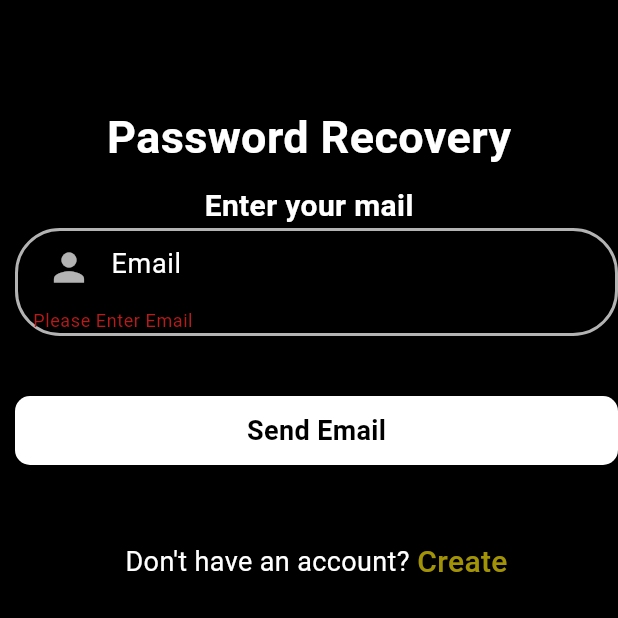
After one commit to shanto-nath/final-project-section-2-Group-1, a Flutter app: the ForgotPassword screen opened directly, after a tap on "Send Email", on a phone screen of 412 x 824 dp, the top half of it. The commit adds this screen. Run offline on Flutter 3.47's test engine with Material 3 defaults, Android fonts, the phone set to English and light mode, and no system bars; our stand-ins replace curved_navigation_bar, firebase_auth, firebase_core; accounts and stored records are empty.

Commit message:
Forgot Pass Page

```diff
--- /dev/null
+++ b/lib/pages/forgotpassword.dart
@@ -0,0 +1,172 @@
+import 'dart:math';
+
+import 'package:firebase_auth/firebase_auth.dart';
+import 'package:flutter/material.dart';
+import 'package:testproject/pages/signup.dart';
+
+
+class ForgotPassword extends StatefulWidget {
+  const ForgotPassword({super.key});
+
+  @override
+  State<ForgotPassword> createState() => _ForgotPasswordState();
+}
+
+class _ForgotPasswordState extends State<ForgotPassword> {
+  TextEditingController mailcontroller = new TextEditingController();
+
+  String email = "";
+
+  final _formkey = GlobalKey<FormState>();
+
+  resetPassword() async {
+    try {
+      await FirebaseAuth.instance.sendPasswordResetEmail(email: email);
+      ScaffoldMessenger.of(context).showSnackBar(SnackBar(
+          content: Text(
+        "Password Reset Email has been sent !",
+        style: TextStyle(fontSize: 18.0),
+      )));
+    } on FirebaseAuthException catch (e) {
+      if (e.code == "user-not-found") {
+        ScaffoldMessenger.of(context).showSnackBar(SnackBar(
+            content: Text(
+          "No user found for that email.",
+          style: TextStyle(fontSize: 18.0),
+        )));
+      }
+    }
+  }
+
+  @override
+  Widget build(BuildContext context) {
+    return Scaffold(
+      backgroundColor: Colors.black,
+      body: Container(
+        child: Column(
+          children: [
+            SizedBox(
+              height: 70.0,
+            ),
+            Container(
+              alignment: Alignment.topCenter,
+              child: Text(
+                "Password Recovery",
+                style: TextStyle(
+                    color: Colors.white,
+                    fontSize: 30.0,
+                    fontWeight: FontWeight.bold),
+              ),
+            ),
+            SizedBox(
+              height: 10.0,
+            ),
+            Text(
+              "Enter your mail",
+              style: TextStyle(
+                  color: Colors.white,
+                  fontSize: 20.0,
+                  fontWeight: FontWeight.bold),
+            ),
+            Expanded(
+                child: Form(
+                  key: _formkey,
+                    child: Padding(
+              padding: EdgeInsets.only(left: 10.0),
+              child: ListView(
+                children: [
+                  Container(
+                    padding: EdgeInsets.only(left: 10.0),
+                    decoration: BoxDecoration(
+                      border: Border.all(color: Colors.white70, width: 2.0),
+                      borderRadius: BorderRadius.circular(30),
+                    ),
+                    child: TextFormField(
+                      controller: mailcontroller,
+                      validator: (value) {
+                        if (value == null || value.isEmpty) {
+                          return 'Please Enter Email';
+                        }
+                        return null;
+                      },
+                      style: TextStyle(color: Colors.white),
+                      decoration: InputDecoration(
+                          hintText: "Email",
+                          hintStyle:
+                              TextStyle(fontSize: 18.0, color: Colors.white),
+                          prefixIcon: Icon(
+                            Icons.person,
+                            color: Colors.white70,
+                            size: 30.0,
+                          ),
+                          border: InputBorder.none),
+                    ),
+                  ),
+                  SizedBox(
+                    height: 40.0,
+                  ),
+                  GestureDetector(
+                    onTap: (){
+                    if(_formkey.currentState!.validate()){
+                      setState(() {
+                        email= mailcontroller.text;
+                      });
+                      resetPassword();
+                    }
+                    },
+                    child: Container(
+                      width: 140,
+                      padding: EdgeInsets.all(10),
+                      decoration: BoxDecoration(
+                          color: Colors.white,
+                          borderRadius: BorderRadius.circular(10)),
+                      child: Center(
+                        child: Text(
+                          "Send Email",
+                          style: TextStyle(
+                              color: Colors.black,
+                              fontSize: 18.0,
+                              fontWeight: FontWeight.bold),
+                        ),
+                      ),
+                    ),
+                  ),
+                  SizedBox(
+                    height: 50.0,
+                  ),
+                  Row(
+                    mainAxisAlignment: MainAxisAlignment.center,
+                    children: [
+                      Text(
+                        "Don't have an account?",
+                        style: TextStyle(fontSize: 18.0, color: Colors.white),
+                      ),
+                      SizedBox(
+                        width: 5.0,
+                      ),
+                      GestureDetector(
+                        onTap: () {
+                          Navigator.push(
+                              context,
+                              MaterialPageRoute(
+                                  builder: (context) => Signup()));
+                        },
+                        child: Text(
+                          "Create",
+                          style: TextStyle(
+                              color: Color.fromARGB(225, 184, 166, 6),
+                              fontSize: 20.0,
+                              fontWeight: FontWeight.w500),
+                        ),
+                      )
+                    ],
+                  )
+                ],
+              ),
+            ))),
+          ],
+        ),
+      ),
+    );
+  }
+}
--- a/lib/pages/login.dart
+++ b/lib/pages/login.dart
@@ -12,38 +12,41 @@
 }
 
 class _LogInState extends State<LogIn> {
+  String email = "", password = "";
 
-  String email="", password="";
+  final _formkey = GlobalKey<FormState>();
 
-  final _formkey= GlobalKey<FormState>();
+  TextEditingController usermailcontroller = new TextEditingController();
+  TextEditingController userpasswordcontroller = new TextEditingController();
 
-
-TextEditingController usermailcontroller= new TextEditingController();
-TextEditingController userpasswordcontroller= new TextEditingController();
-
-userLogin()async{
-  try{
-    await FirebaseAuth.instance.
-    signInWithEmailAndPassword(email: email, password: password);
-  }on FirebaseAuthException catch(e){
-    if(e.code=="User-not-found"){
-      ScaffoldMessenger.of(context).showSnackBar(SnackBar(
+  userLogin() async {
+    try {
+      await FirebaseAuth.instance.signInWithEmailAndPassword(
+        email: email,
+        password: password,
+      );
+    } on FirebaseAuthException catch (e) {
+      if (e.code == "User-not-found") {
+        ScaffoldMessenger.of(context).showSnackBar(
+          SnackBar(
             content: Text(
               "No User Found for that Email",
               style: TextStyle(fontSize: 18.0, color: Colors.black),
-           )));
-    }else if(e.code=="wrong-password"){
-        ScaffoldMessenger.of(context).showSnackBar(SnackBar(
+            ),
+          ),
+        );
+      } else if (e.code == "wrong-password") {
+        ScaffoldMessenger.of(context).showSnackBar(
+          SnackBar(
             content: Text(
               "Wrong Password Provided by User",
               style: TextStyle(fontSize: 18.0, color: Colors.black),
-           )));
+            ),
+          ),
+        );
       }
     }
   }
-
-
-
 
   @override
   Widget build(BuildContext context) {
@@ -63,17 +66,32 @@
               ),
             ),
             Container(
-              margin: EdgeInsets.only(top: MediaQuery.of(context).size.height/3),
-              height: MediaQuery.of(context).size.height/2,
+              margin: EdgeInsets.only(
+                top: MediaQuery.of(context).size.height / 3,
+              ),
+              height: MediaQuery.of(context).size.height / 2,
               width: MediaQuery.of(context).size.width,
-              decoration: BoxDecoration(color: Colors.white, borderRadius: BorderRadius.only(topLeft: Radius.circular(40), topRight: Radius.circular(40))),
+              decoration: BoxDecoration(
+                color: Colors.white,
+                borderRadius: BorderRadius.only(
+                  topLeft: Radius.circular(40),
+                  topRight: Radius.circular(40),
+                ),
+              ),
               child: Text(''),
             ),
             Container(
               margin: EdgeInsets.only(top: 60.0, left: 20.0, right: 20.0),
-              child: Column(children: [
-                Center(child: Image.asset("images/logo.png", width: MediaQuery.of(context).size.width/1.5, fit: BoxFit.cover,)),
-                SizedBox(height: 50.0,),
+              child: Column(
+                children: [
+                  Center(
+                    child: Image.asset(
+                      "images/logo.png",
+                      width: MediaQuery.of(context).size.width / 1.5,
+                      fit: BoxFit.cover,
+                    ),
+                  ),
+                  SizedBox(height: 50.0),
 
                   Material(
                     elevation: 5.0,
@@ -81,23 +99,24 @@
                     child: Container(
                       padding: EdgeInsets.only(left: 20.0, right: 20.0),
                       width: MediaQuery.of(context).size.width,
-                    height: MediaQuery.of(context).size.height/2,
-                    decoration: BoxDecoration(color: Colors.white, borderRadius: BorderRadius.circular(20)),
+                      height: MediaQuery.of(context).size.height / 2,
+                      decoration: BoxDecoration(
+                        color: Colors.white,
+                        borderRadius: BorderRadius.circular(20),
+                      ),
                       child: Form(
                         key: _formkey,
                         child: Column(
                           children: [
-                        SizedBox(
-                          height: 30.0,
-                          ),
+                            SizedBox(height: 30.0),
                             Text(
                               'Login',
                               style: AppWidget.HeadlineTextFieldStyle(),
                             ),
                             TextFormField(
                               controller: usermailcontroller,
-                        validator: (value){
-                          if(value==null|| value.isEmpty){
+                              validator: (value) {
+                                if (value == null || value.isEmpty) {
                                   return "Please Enter Password";
                                 }
                                 return null;
@@ -105,12 +124,13 @@
                               decoration: InputDecoration(
                                 hintText: 'Email',
                                 hintStyle: AppWidget.semibooldTextFieldStyle(),
-                          prefixIcon: Icon(Icons.email_outlined)),
+                                prefixIcon: Icon(Icons.email_outlined),
+                              ),
                             ),
                             TextFormField(
                               controller: userpasswordcontroller,
-                        validator: (value){
-                          if(value==null|| value.isEmpty){
+                              validator: (value) {
+                                if (value == null || value.isEmpty) {
                                   return "Please Enter Password";
                                 }
                                 return null;
@@ -119,46 +139,81 @@
                               decoration: InputDecoration(
                                 hintText: 'Password',
                                 hintStyle: AppWidget.semibooldTextFieldStyle(),
-                          prefixIcon: Icon(Icons.password)),
+                                prefixIcon: Icon(Icons.password),
+                              ),
                             ),
 
-                      SizedBox(height: 20.0,),
+                            SizedBox(height: 20.0),
                             Container(
                               alignment: Alignment.topRight,
-                        child: Text("Forgot Password?", style: AppWidget.semibooldTextFieldStyle(),)),
-                        SizedBox(height: 20.0,),
-                        Material(
+                              child: Text(
+                                "Forgot Password?",
+                                style: AppWidget.semibooldTextFieldStyle(),
+                              ),
+                            ),
+                            SizedBox(height: 20.0),
+                            GestureDetector(
+                              onTap: () {
+                                if (_formkey.currentState!.validate()) {
+                                  setState(() {
+                                    email = usermailcontroller.text;
+
+                                    password = userpasswordcontroller.text;
+                                  });
+                                }
+                                userLogin();
+                              },
+
+                              child: Material(
                                 elevation: 5.0,
                                 borderRadius: BorderRadius.circular(20),
                                 child: Container(
                                   padding: EdgeInsets.symmetric(vertical: 8.0),
                                   width: 200,
-                            decoration: BoxDecoration(color: Color(0Xffff5722), borderRadius: BorderRadius.circular(20)),
-                            child: Center(child: Text("LOGIN", style: TextStyle(color: Colors.white, fontSize: 18.0, fontFamily: 'Poppins1', fontWeight: FontWeight.bold),
-                            )),
+                                  decoration: BoxDecoration(
+                                    color: Color(0Xffff5722),
+                                    borderRadius: BorderRadius.circular(20),
+                                  ),
+                                  child: Center(
+                                    child: Text(
+                                      "LOGIN",
+                                      style: TextStyle(
+                                        color: Colors.white,
+                                        fontSize: 18.0,
+                                        fontFamily: 'Poppins1',
+                                        fontWeight: FontWeight.bold,
                                       ),
                                     ),
-                        SizedBox(height: 70.0,),
+                                  ),
+                                ),
+                              ),
+                            ),
+                            SizedBox(height: 70.0),
                             GestureDetector(
-                          onTap: (){
+                              onTap: () {
                                 Navigator.push(
                                   context,
-                            MaterialPageRoute(builder: (context) => Signup()),
+                                  MaterialPageRoute(
+                                    builder: (context) => Signup(),
+                                  ),
                                 );
                               },
-                          child: Text("Don't have an account? Sign Up", style: AppWidget.semibooldTextFieldStyle(),))
+                              child: Text(
+                                "Don't have an account? Sign Up",
+                                style: AppWidget.semibooldTextFieldStyle(),
+                              ),
+                            ),
                           ],
                         ),
                       ),
                     ),
                   ),
-
-              ],),
-            )
                 ],
               ),
             ),
-
+          ],
+        ),
+      ),
     );
   }
 }
```
Lines whose indentation alone changed are shown as unchanged.
